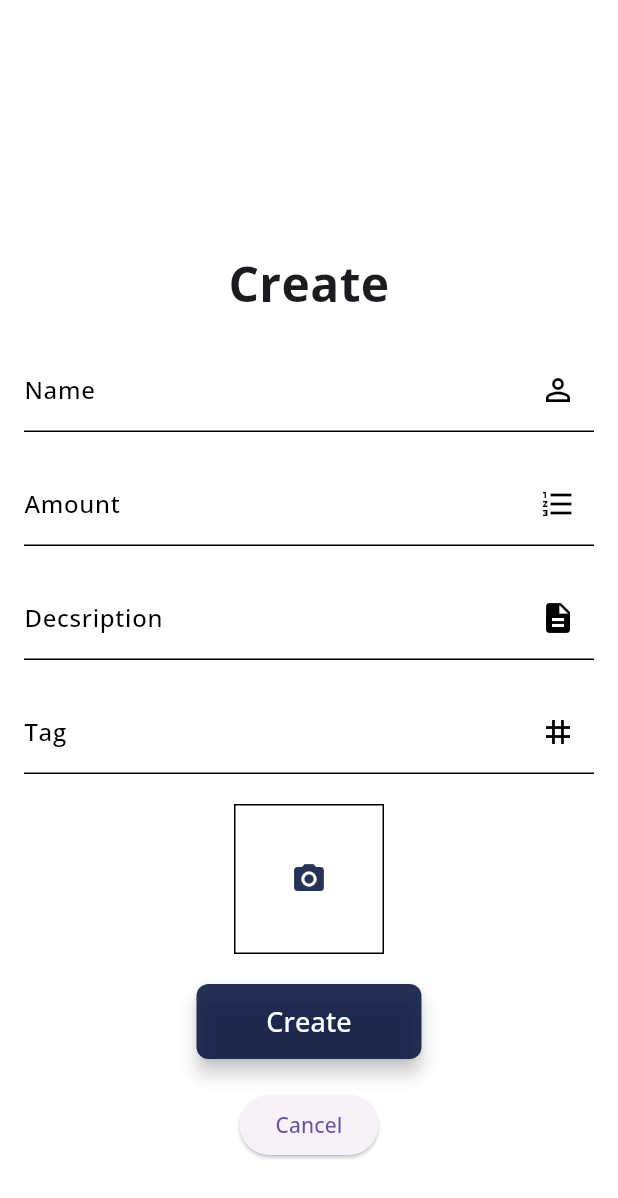
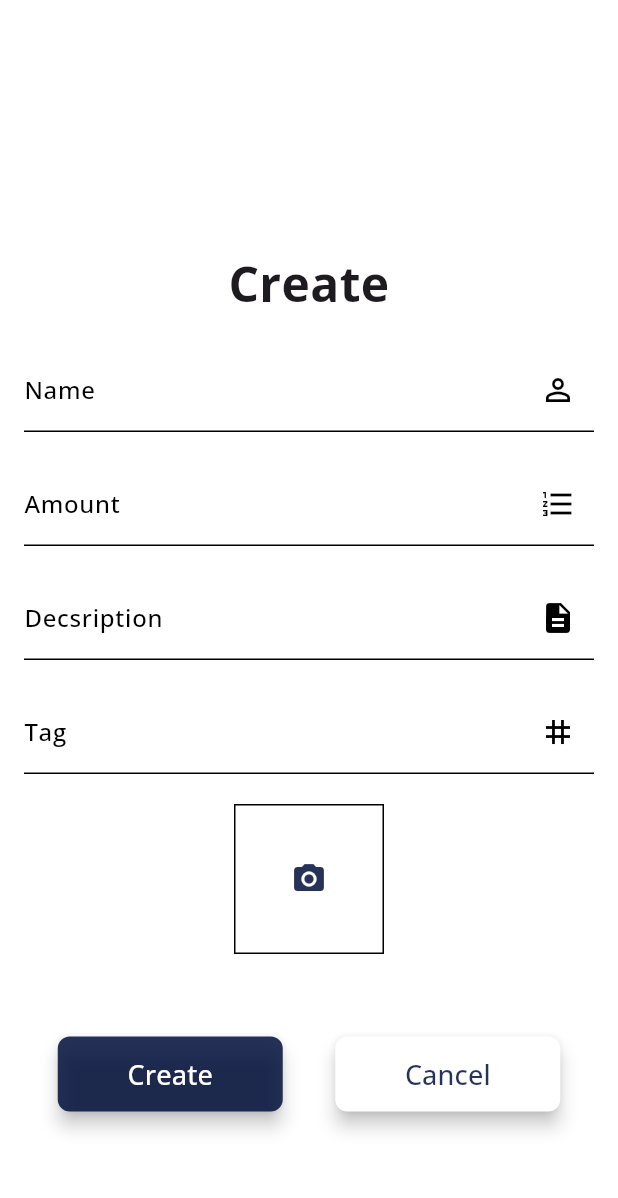
Before and after one commit to CBramming/UndineInventorySystem, a Flutter app: the CreateScreen screen opened directly, on a phone screen of 412 x 824 dp. Shown: the top 1198 px of the screen. Run offline on Flutter 3.47's test engine with Material 3 defaults, Android fonts, the phone set to English and light mode, and no system bars; our stand-ins replace cloud_firestore, firebase_auth, firebase_core, firebase_storage, image_picker; missing offline and left inert: qr_code_scanner; accounts and stored records are empty.

Commit message:
removed bom try and changed cancel button in create

```diff
--- a/undineinventorysystem/lib/screens/create_screen.dart
+++ b/undineinventorysystem/lib/screens/create_screen.dart
@@ -43,13 +43,20 @@ class _CreateScreenState extends State<CreateScreen> {
               TagInputField(controller: tagController),
               const SizedBox(height: 20),
               _buildImageField(),
-              const SizedBox(height: 20),
-              CreateButton(onCreate: () => CreateItem(context)),
-              const SizedBox(height: 20),
-              CancelButton(
-                onPressed: () {
-                  Navigator.of(context).pop();
-                },
+              const SizedBox(height: 55),
+              Center(
+                child: Row(
+                  mainAxisAlignment: MainAxisAlignment.center,
+                  children: [
+                    CreateButton(onCreate: () => CreateItem(context)),
+                    const SizedBox(width: 35),
+                    CancelButton(
+                      onPressed: () {
+                        Navigator.of(context).pop();
+                      },
+                    ),
+                  ],
+                ),
               )
             ],
           ),
--- a/undineinventorysystem/lib/screens/detailed_view_screen.dart
+++ b/undineinventorysystem/lib/screens/detailed_view_screen.dart
@@ -121,7 +121,7 @@ class _DetailedItemViewState extends State<DetailedItemView> {
               const SizedBox(height: 20.0),
               _buildActionButtons(),
               const SizedBox(height: 30),
-              Center(
+              /*Center(
                 child: GoBOM(
                   onGoBOM: () {
                     Navigator.push(
@@ -132,8 +132,8 @@ class _DetailedItemViewState extends State<DetailedItemView> {
                     );
                   },
                 ),
-              ),
-              //CardGridForAnItem(futureItems: _itemService.getItemsForRecipe(widget.recipe)),
+              )
+              CardGridForAnItem(futureItems: _itemService.getItemsForRecipe(widget.recipe)),*/
             ],
           ),
         ),
--- a/undineinventorysystem/lib/services/item_service.dart
+++ b/undineinventorysystem/lib/services/item_service.dart
@@ -188,12 +188,12 @@ class ItemService {
           await firestore.collection('Items').doc(itemId).get();
 
       if (itemSnapshot.exists) {
-      Item item = Item.fromFirestore(itemSnapshot.data() as Map<String, dynamic>);
+        Item item =
+            Item.fromFirestore(itemSnapshot.data() as Map<String, dynamic>);
         items.add(item);
       }
     }
 
     return items;
   }
-
 }
--- a/undineinventorysystem/lib/widgets/create_widgets/create_widgets.dart
+++ b/undineinventorysystem/lib/widgets/create_widgets/create_widgets.dart
@@ -135,7 +135,7 @@ class TagInputField extends StatelessWidget {
         labelText: 'Tag',
         labelStyle: TextStyle(
             color: borderColor, fontSize: 16, fontWeight: FontWeight.w500),
-        suffixIcon: Icon(Icons.tag , color: borderColor),
+        suffixIcon: Icon(Icons.tag, color: borderColor),
         enabledBorder: UnderlineInputBorder(
           borderSide: BorderSide(
             width: 1,
@@ -189,9 +189,24 @@ class CancelButton extends StatelessWidget {
 
   @override
   Widget build(BuildContext context) {
-    return ElevatedButton(
-      onPressed: onPressed,
-      child: Text('Cancel'),
+    return SizedBox(
+      width: 150,
+      height: 50,
+      child: ElevatedButton(
+        style: ElevatedButton.styleFrom(
+          elevation: 5,
+          backgroundColor: Color.fromARGB(255, 255, 255, 255),
+          padding: const EdgeInsets.symmetric(vertical: 5.0),
+          shape: RoundedRectangleBorder(
+            borderRadius: BorderRadius.circular(8.0),
+          ),
+        ),
+        onPressed: onPressed,
+        child: const Text(
+          'Cancel',
+          style: TextStyle(fontSize: 18, color: Color.fromARGB(218, 1, 15, 58)),
+        ),
+      ),
     );
   }
 }
```
Also changed, not shown: undineinventorysystem/lib/widgets/bom_widgets/bom_widgets.dart (+3 -6 lines), undineinventorysystem/lib/widgets/detailed_view_widget/detailed_view_screen_widget.dart (+7 -3 lines). Lines whose indentation alone changed are shown as unchanged.
